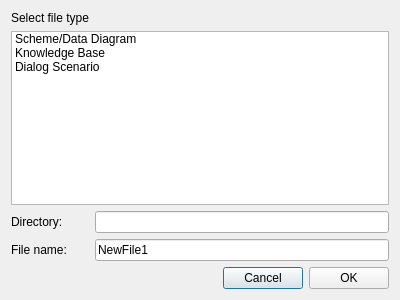
Before: the Qt Designer form src/ATShell/AQNewFileDialog.ui in AT-GROUP/AT-PLANNER, drawn with Qt 5.
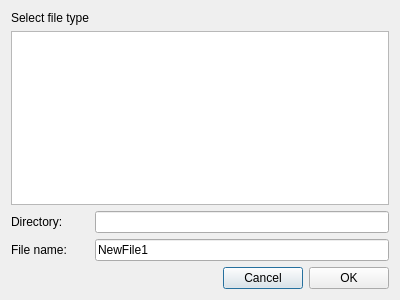
After: the same form once the commit is applied.

The edit to the form file:
```diff
--- a/src/ATShell/AQNewFileDialog.ui
+++ b/src/ATShell/AQNewFileDialog.ui
@@ -22,23 +22,7 @@
     </widget>
    </item>
    <item row="1" column="0" colspan="2">
-    <widget class="QListWidget" name="listWidget">
-     <item>
-      <property name="text">
-       <string>Scheme/Data Diagram</string>
-      </property>
-     </item>
-     <item>
-      <property name="text">
-       <string>Knowledge Base</string>
-      </property>
-     </item>
-     <item>
-      <property name="text">
-       <string>Dialog Scenario</string>
-      </property>
-     </item>
-    </widget>
+    <widget class="QListWidget" name="listAvalibleFiles"/>
    </item>
    <item row="4" column="0" colspan="2">
     <layout class="QHBoxLayout" name="horizontalLayout">
```
